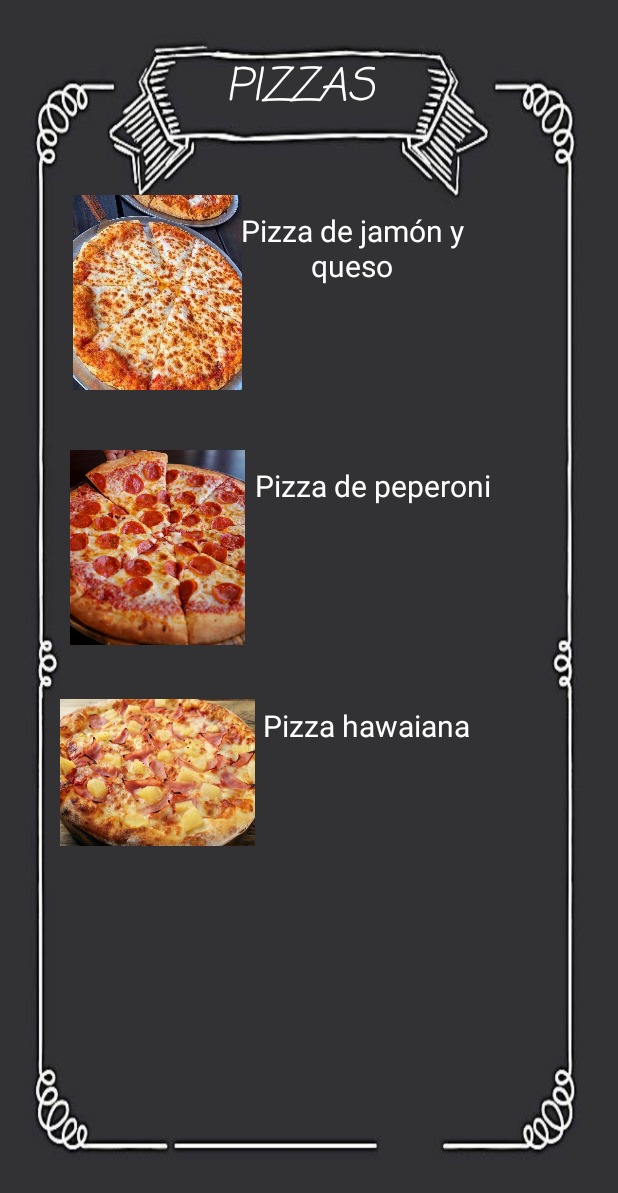
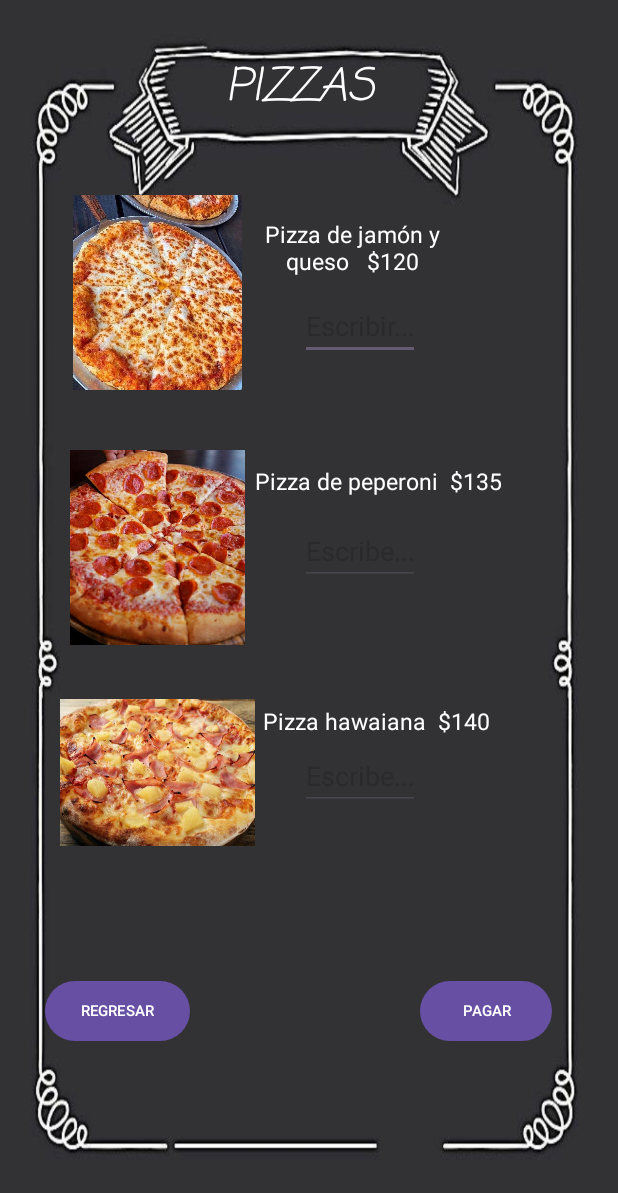
Before and after one commit to Gupe024/PizzeriaApp, an Android app: the MainActivity3 screen opened directly, with no data from a screen before it, on a phone screen of 412 x 824 dp. Shown: the top 1193 px of the screen. Run offline under Robolectric (Android 15) with nearby library versions, the light colour scheme and no system bars; 1 statement that could not run was skipped.

Commit message:
avances de la interfaz

```diff
--- a/app/src/main/AndroidManifest.xml
+++ b/app/src/main/AndroidManifest.xml
@@ -12,6 +12,9 @@
         android:supportsRtl="true"
         android:theme="@style/Theme.PizzeriaApp"
         tools:targetApi="31">
+        <activity
+            android:name=".MainActivity5"
+            android:exported="false" />
         <activity
             android:name=".MainActivity4"
             android:exported="false" />
--- a/app/src/main/java/com/example/pizzeriaapp/MainActivity3.java
+++ b/app/src/main/java/com/example/pizzeriaapp/MainActivity3.java
@@ -1,6 +1,8 @@
 package com.example.pizzeriaapp;
 
 import android.os.Bundle;
+import android.view.View;
+import android.widget.Button;
 
 import androidx.activity.EdgeToEdge;
 import androidx.appcompat.app.AppCompatActivity;
@@ -9,16 +11,20 @@ import androidx.core.view.ViewCompat;
 import androidx.core.view.WindowInsetsCompat;
 
 public class MainActivity3 extends AppCompatActivity {
+    Button btnregresar;
+
+    Button btnpagar;
 
     @Override
     protected void onCreate(Bundle savedInstanceState) {
         super.onCreate(savedInstanceState);
-        EdgeToEdge.enable(this);
         setContentView(R.layout.activity_main3);
-        ViewCompat.setOnApplyWindowInsetsListener(findViewById(R.id.main), (v, insets) -> {
-            Insets systemBars = insets.getInsets(WindowInsetsCompat.Type.systemBars());
-            v.setPadding(systemBars.left, systemBars.top, systemBars.right, systemBars.bottom);
-            return insets;
+
+        btnregresar.setOnClickListener(new View.OnClickListener() {
+            @Override
+            public void onClick(View v) {
+                finish();
+            }
         });
     }
 }
--- a/app/src/main/res/layout/activity_main3.xml
+++ b/app/src/main/res/layout/activity_main3.xml
@@ -29,12 +29,21 @@
     <TextView
         android:layout_width="150dp"
         android:layout_height="50dp"
-        android:text="Pizza de jamón y queso"
-        android:textSize="20dp"
+        android:text="Pizza de jamón y queso   $120"
+        android:textSize="15dp"
         android:textColor="@color/white"
         android:layout_marginTop="140dp"
         android:layout_marginStart="160dp"
         android:gravity="center"/>
+
+    <EditText
+        android:layout_width="80dp"
+        android:layout_height="40dp"
+        android:layout_marginTop="200dp"
+        android:layout_marginStart="200dp"
+        android:hint="Escribir..."
+        android:inputType="text"
+        android:textColor="@color/white"/>
 
     <ImageView
         android:layout_width="130dp"
@@ -46,11 +55,20 @@
     <TextView
         android:layout_width="wrap_content"
         android:layout_height="wrap_content"
-        android:text="Pizza de peperoni"
-        android:textSize="20dp"
+        android:text="Pizza de peperoni  $135"
+        android:textSize="15dp"
         android:textColor="@color/white"
         android:layout_marginTop="310dp"
         android:layout_marginStart="170dp"/>
+
+    <EditText
+        android:layout_width="80dp"
+        android:layout_height="40dp"
+        android:hint="Escribe..."
+        android:inputType="text"
+        android:layout_marginTop="350dp"
+        android:layout_marginStart="200dp"
+        android:textColor="@color/white"/>
 
     <ImageView
         android:layout_width="130dp"
@@ -62,11 +80,38 @@
     <TextView
         android:layout_width="wrap_content"
         android:layout_height="wrap_content"
-        android:text="Pizza hawaiana"
-        android:textSize="20dp"
+        android:text="Pizza hawaiana  $140"
+        android:textSize="15dp"
         android:textColor="@color/white"
         android:gravity="center"
         android:layout_marginTop="470dp"
         android:layout_marginStart="175dp"/>
 
+    <EditText
+        android:layout_width="80dp"
+        android:layout_height="40dp"
+        android:hint="Escribe..."
+        android:inputType="text"
+        android:layout_marginTop="500dp"
+        android:layout_marginStart="200dp"
+        android:textColor="@color/white" />
+
+    <Button
+        android:id="@+id/regresar"
+        android:layout_width="wrap_content"
+        android:layout_height="wrap_content"
+        android:text="REGRESAR"
+        android:textSize="10sp"
+        android:layout_marginTop="650dp"
+        android:layout_marginStart="30dp"/>
+
+    <Button
+        android:id="@+id/pagar"
+        android:layout_width="wrap_content"
+        android:layout_height="wrap_content"
+        android:text="PAGAR"
+        android:textSize="10sp"
+        android:layout_marginTop="650dp"
+        android:layout_marginStart="280dp"/>
+
 </RelativeLayout>
```
Also changed, not shown: app/src/main/java/com/example/pizzeriaapp/MainActivity4.java (+12 -7 lines), app/src/main/res/layout/activity_main4.xml (+48 -3 lines).
